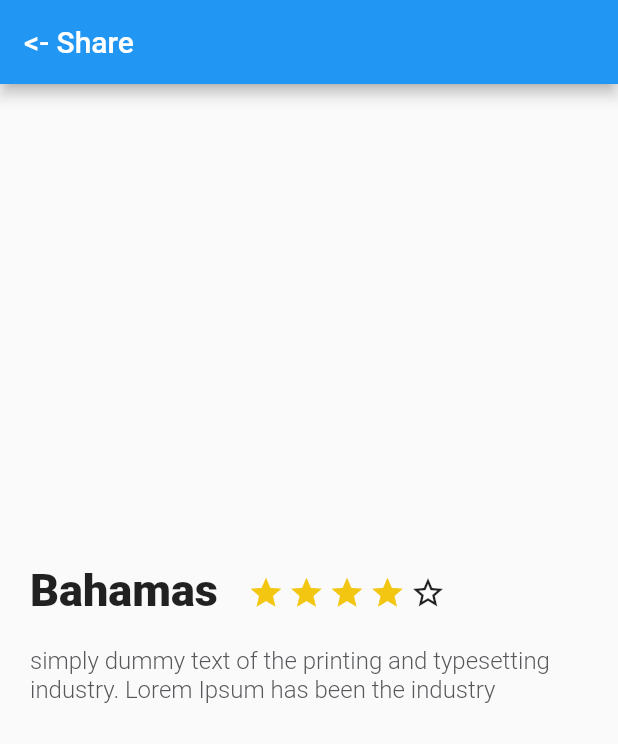
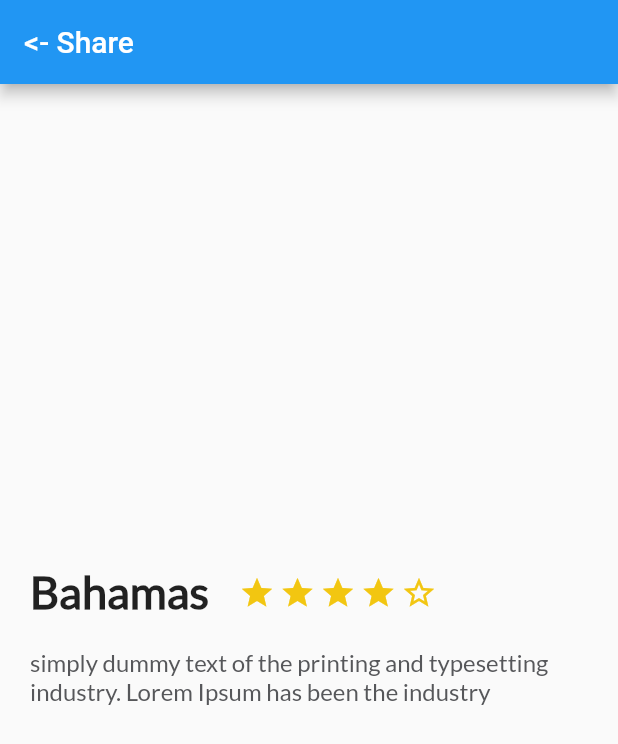
Before and after one commit to Sam200018/Flutter_Trips, a Flutter app: the screen it shows after launch, on a phone screen of 412 x 824 dp. Shown: the top 744 px of the screen. Run offline on Flutter 3.47's test engine with Material 2 defaults, Android fonts, the phone set to English and light mode, and no system bars.

Commit message:
I changed th font family at the text of the app

```diff
--- a/lib/description_place.dart
+++ b/lib/description_place.dart
@@ -27,6 +27,7 @@ class DescriptionPlace extends StatelessWidget {
       ),
       child: Icon(
         Icons.star_border,
+        color: Color(0xFFf2c611),
       ),
     );
 
@@ -50,6 +51,7 @@ class DescriptionPlace extends StatelessWidget {
       child: Text(
         descriptionPlace,
         style: TextStyle(
+          fontFamily: "Lato",
           fontSize: 16,
           fontWeight: FontWeight.w300,
           color: Color(0xFF56575a),
@@ -68,6 +70,7 @@ class DescriptionPlace extends StatelessWidget {
           child: Text(
             namePlace,
             style: TextStyle(
+              fontFamily: "Lato",
               fontSize: 30.0,
               fontWeight: FontWeight.w900,
             ),
--- a/pubspec.yaml
+++ b/pubspec.yaml
@@ -74,3 +74,8 @@ flutter:
   #
   # For details regarding fonts from package dependencies,
   # see https://flutter.dev/custom-fonts/#from-packages
+
+  fonts:
+    - family: Lato #como lo vamos a identificar
+      fonts:
+      - asset: fonts/Lato-Regular.ttf
```
Also changed, not shown: lib/review.dart (added, +10 -0 lines), fonts/Lato-Regular.ttf (added).
